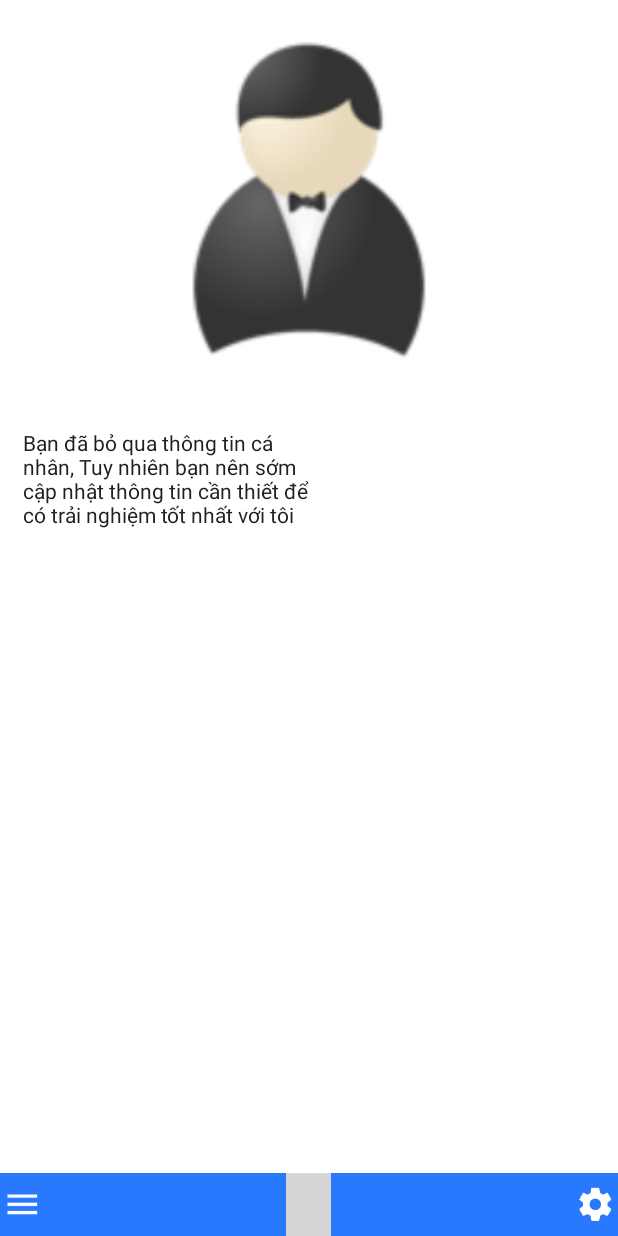
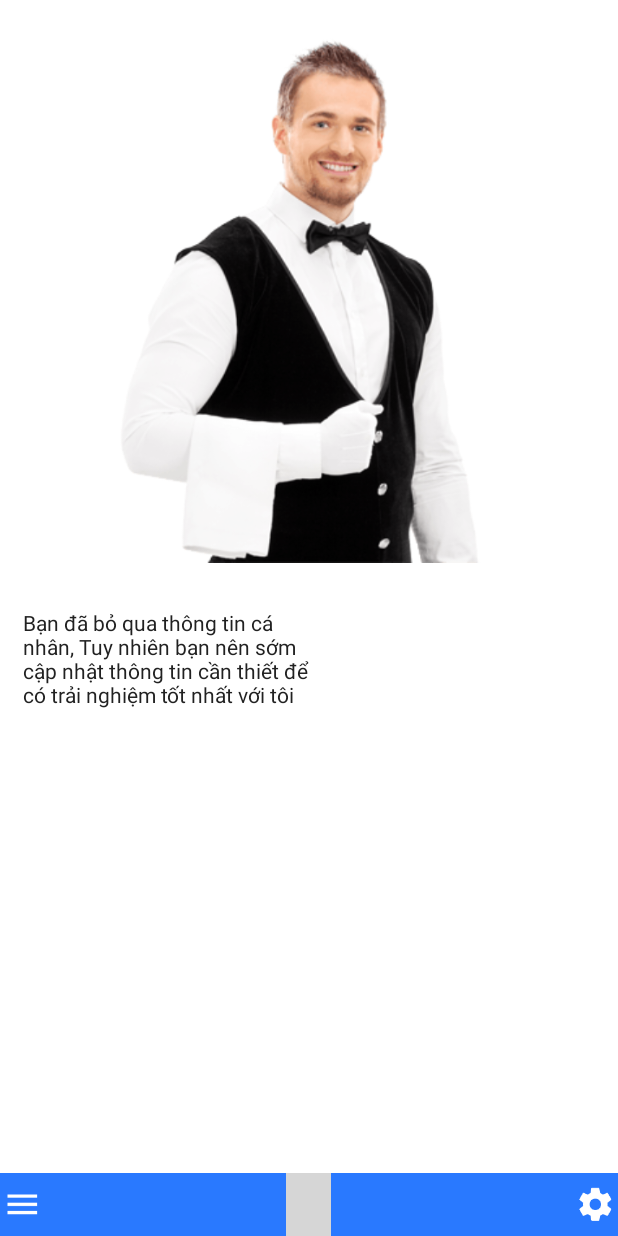
Before and after one commit to MinhNKB/ebutler-capstone-project, an Android app: the screen it shows after launch (InfoDeclined before the commit, InfoFinish after it), after a tap on "Bỏ Qua", on a phone screen of 412 x 824 dp. Run offline under Robolectric (Android 15) with nearby library versions, the phone set to English and light mode, and no system bars; grey boxes are pictures that could not be loaded.

Commit message:
Chỉnh hình lại thành hình cụ thể hơn

```diff
--- a/app/src/main/java/com/guardian/ebutler/ebutler/InfoFinish.java
+++ b/app/src/main/java/com/guardian/ebutler/ebutler/InfoFinish.java
@@ -6,6 +6,9 @@ import android.content.Intent;
 import android.os.Bundle;
 import android.view.View;
 import android.widget.ImageButton;
+import android.widget.TextView;
+
+import org.w3c.dom.Text;
 
 public class InfoFinish extends Activity {
 
@@ -18,6 +21,21 @@ public class InfoFinish extends Activity {
 
     private void bindNavigationLocation() {
         final Context context = this;
+
+        Bundle extras = getIntent().getExtras();
+        if (extras != null) {
+            String value = extras.getString("EXTRA_TYPE");
+            if(value.compareTo("Declined")==0) {
+                TextView textView = (TextView)findViewById(R.id.info_finish_chatText);
+                textView.setText(R.string.info_declined_butlerSpeech);
+            }
+            else
+            {
+                TextView textView = (TextView)findViewById(R.id.info_finish_chatText);
+                textView.setText(R.string.info_finish_butlerSpeech);
+            }
+        }
+
 
         ImageButton button = (ImageButton)findViewById(R.id.info_finish_buttonDashboard);
         button.setOnClickListener(new View.OnClickListener() {
--- a/app/src/main/java/com/guardian/ebutler/ebutler/InfoRequest.java
+++ b/app/src/main/java/com/guardian/ebutler/ebutler/InfoRequest.java
@@ -37,7 +37,8 @@ public class InfoRequest extends Activity {
     }
 
     private void onClickDeclButton() {
-        Intent i = new Intent(this, InfoDeclined.class);
+        Intent i = new Intent(this, InfoFinish.class);
+        i.putExtra("EXTRA_TYPE", "Declined");
         startActivity(i);
     }
 
--- a/app/src/main/res/layout/activity_choose_location.xml
+++ b/app/src/main/res/layout/activity_choose_location.xml
@@ -11,7 +11,7 @@
     android:orientation="vertical">
     <RelativeLayout
         android:layout_width="match_parent"
-        android:layout_height="50dp"
+        android:layout_height="42dp"
         android:background="@color/colorPrimaryDark"
         android:id="@+id/task_detail_searchBar">
         <SearchView
--- a/app/src/main/res/layout/activity_dashboard.xml
+++ b/app/src/main/res/layout/activity_dashboard.xml
@@ -11,7 +11,7 @@
     tools:context="com.guardian.ebutler.ebutler.Dashboard">
 
     <LinearLayout
-        android:layout_height="50dp"
+        android:layout_height="42dp"
         android:layout_width="match_parent"
         android:background="@color/colorPrimaryDark"
         android:orientation="horizontal">
@@ -41,7 +41,7 @@
             android:maxHeight="50dp"
             android:maxWidth="50dp"
             android:scaleType="fitCenter"
-            android:src="@drawable/butler_placeholder"/>
+            android:src="@drawable/butler"/>
         <TextView
             android:layout_marginTop="8dp"
             android:layout_width="wrap_content"
--- a/app/src/main/res/layout/activity_info_declined.xml
+++ b/app/src/main/res/layout/activity_info_declined.xml
@@ -15,9 +15,9 @@
         >
 
         <ImageView
-            android:layout_width="240dp"
-            android:layout_height="240dp"
-            android:src="@drawable/butler_placeholder"
+            android:layout_width="360dp"
+            android:layout_height="360dp"
+            android:src="@drawable/butler"
             android:layout_gravity="center"
             android:layout_marginBottom="@dimen/paragraph_padding"/>
 
--- a/app/src/main/res/layout/activity_info_finish.xml
+++ b/app/src/main/res/layout/activity_info_finish.xml
@@ -14,9 +14,9 @@
         >
 
         <ImageView
-            android:layout_width="240dp"
-            android:layout_height="240dp"
-            android:src="@drawable/butler_placeholder"
+            android:layout_width="360dp"
+            android:layout_height="360dp"
+            android:src="@drawable/butler"
             android:layout_gravity="center"
             android:layout_marginBottom="@dimen/paragraph_padding"/>
 
@@ -36,6 +36,7 @@
                     android:layout_width="0dp"
                     android:layout_height="wrap_content"
                     android:text="@string/info_finish_butlerSpeech"
+                    android:id="@+id/info_finish_chatText"
                     android:layout_weight=".5"
                     />
             </LinearLayout>
--- a/app/src/main/res/layout/activity_info_request.xml
+++ b/app/src/main/res/layout/activity_info_request.xml
@@ -8,9 +8,9 @@
     >
 
     <ImageView
-        android:layout_width="240dp"
-        android:layout_height="240dp"
-        android:src="@drawable/butler_placeholder"
+        android:layout_width="360dp"
+        android:layout_height="360dp"
+        android:src="@drawable/butler"
         android:layout_gravity="center"
         android:layout_marginBottom="@dimen/paragraph_padding"/>
 
```
Also changed, not shown: app/src/main/res/layout/activity_bill_detail.xml (+6 -2 lines), app/src/main/res/layout/activity_category_detail.xml (+6 -2 lines), app/src/main/res/layout/activity_user_wizard.xml (+6 -3 lines), app/src/main/res/drawable/butler.png (added).
